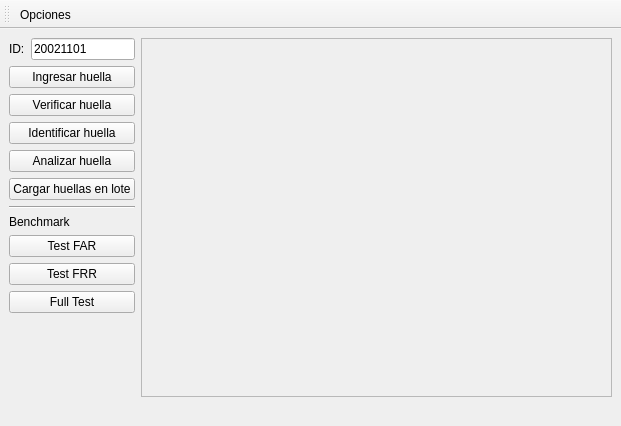
nlandau91/Proyecto-Final, file Proyecto-Final/mainwindow.ui: the form before one commit.
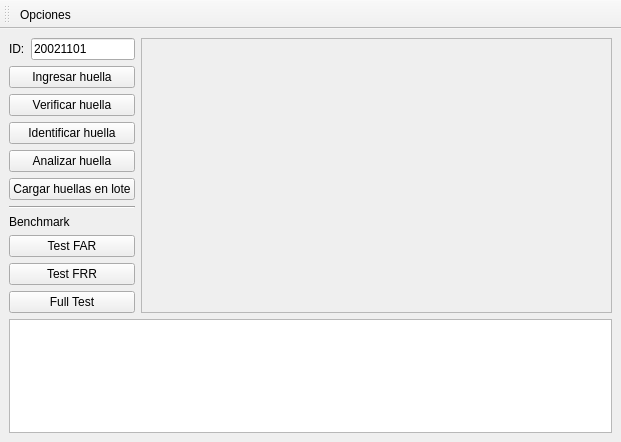
The form after the commit.

Commit message: TextBrowser en lugar de label

The edit to the form file:
```diff
--- a/Proyecto-Final/mainwindow.ui
+++ b/Proyecto-Final/mainwindow.ui
@@ -7,7 +7,7 @@
     <x>0</x>
     <y>0</y>
     <width>621</width>
-    <height>426</height>
+    <height>442</height>
    </rect>
   </property>
   <property name="sizePolicy">
@@ -178,11 +178,7 @@
      </layout>
     </item>
     <item row="1" column="0">
-     <widget class="QLabel" name="lbl_state">
-      <property name="text">
-       <string/>
-      </property>
-     </widget>
+     <widget class="QTextBrowser" name="textBrowser_output"/>
     </item>
    </layout>
   </widget>
```
The commit also changes 1 other file.
